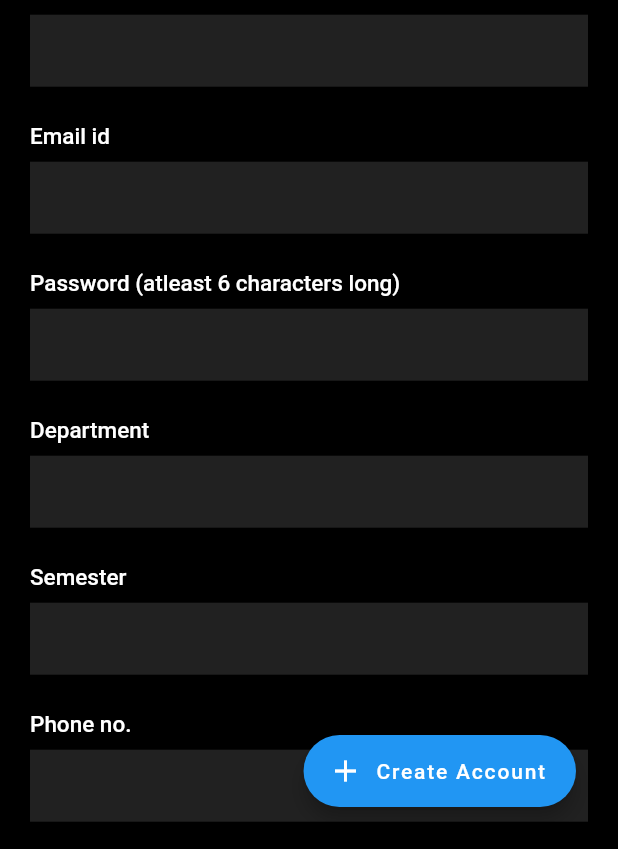
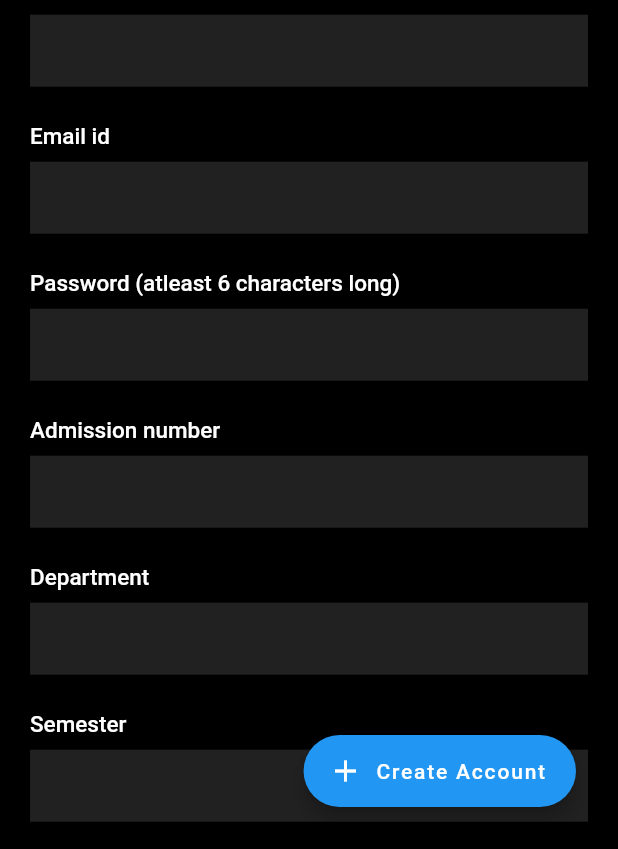
Before and after one commit to aKrRaC/bookopedia, a Flutter app: the SignUpPage screen opened directly, on a phone screen of 412 x 824 dp, the part 387-1236 px from its top. Run offline on Flutter 3.47's test engine with Material 2 defaults, Android fonts, the phone set to English and light mode, and no system bars; our stand-ins replace cloud_firestore, firebase_auth, flutter_spinkit; missing offline and left inert: flappy_search_bar; accounts and stored records are empty.

Commit message:
added admission no

```diff
--- a/lib/authentication/Signup.dart
+++ b/lib/authentication/Signup.dart
@@ -25,6 +25,7 @@ class _SignUpPageState extends State<SignUpPage> {
   String sem = '';
   String name = '';
   String number = '';
+  String admnum = '';
   String error = '';
   bool isLoading1 = false;
 
@@ -81,6 +82,9 @@ class _SignUpPageState extends State<SignUpPage> {
                 }
                 else if (title == 'Username'){
                   setState(() => name = val);
+                }
+                else if (title == 'Admission number'){
+                  setState(() => admnum = val);
                 }
                 else if (title == 'Department'){
                   setState(() => dept = val);
@@ -165,6 +169,7 @@ class _SignUpPageState extends State<SignUpPage> {
         _entryField("Username",),
         _entryField("Email id"),
         _entryField("Password (atleast 6 characters long)", isPassword: true),
+        _entryField("Admission number"),
         _entryField("Department"),
         _entryField("Semester"),
         _entryField("Phone no."),
@@ -226,7 +231,7 @@ class _SignUpPageState extends State<SignUpPage> {
           onPressed: () async {
             if (_formKey.currentState.validate()){
               setState(() => isLoading1 = true);
-              dynamic result = await _auth.regEmail(email, password, name, dept, number, sem);
+              dynamic result = await _auth.regEmail(email, password, name, admnum, dept, sem, number);
               if (result == null){
                 setState(() {
                   isLoading1 = false;
@@ -234,6 +239,7 @@ class _SignUpPageState extends State<SignUpPage> {
                 });
               }
               else{
+                Navigator.pop(context);
                 Navigator.pop(context);
               }
             }
--- a/lib/pages/Home.dart
+++ b/lib/pages/Home.dart
@@ -60,7 +60,9 @@ class _HomeState extends State<Home> {
                 child: CircleAvatar(
                   backgroundImage: AssetImage('assets/images/pic.jpg'),
                 ),
-                onTap: (){Profile();},
+                onTap: (){
+                  setState(() => selectedPage = 3);
+                },
               )
           ),
         ],
--- a/lib/pages/Profile.dart
+++ b/lib/pages/Profile.dart
@@ -26,7 +26,8 @@ class _ProfileState extends State<Profile> {
             await _auth.signOut();
           },
         ),
-      body: Column(
+      body: SingleChildScrollView(
+        child: Column(
           children: <Widget>[
           SizedBox(height: 30.0,),
         CircleAvatar(
@@ -55,6 +56,7 @@ class _ProfileState extends State<Profile> {
         ),
         SizedBox(height: 30.0,),
         ]
+        ),
       )
     );
   }
--- /dev/null
+++ b/lib/services/database.dart
@@ -0,0 +1,18 @@
+import 'package:cloud_firestore/cloud_firestore.dart';
+
+class DatabaseService {
+
+  final String uid;
+  DatabaseService({this.uid});
+
+  final CollectionReference userCollection = Firestore.instance.collection('user_data');
+  Future updateUserData(name,admnum, dept, sem, number) async {
+    return await userCollection.document(uid).setData({
+      'name': name,
+      'admission #': admnum,
+      'department': dept,
+      'semester': sem,
+      'phone #': number
+    });
+  }
+}
--- a/lib/services/fauth.dart
+++ b/lib/services/fauth.dart
@@ -1,4 +1,5 @@
 import 'package:bookopedia/models/user.dart';
+import 'package:bookopedia/services/database.dart';
 import 'package:firebase_auth/firebase_auth.dart';
 
 class AuthService {
@@ -28,10 +29,11 @@ class AuthService {
     }
   }*/
 
-  Future regEmail(String email, String password, String name, String dept, String number, String sem) async {
+  Future regEmail(String email, String password, String name, String admno, String dept, String sem, String number) async {
     try {
       AuthResult result = await _auth.createUserWithEmailAndPassword(email: email, password: password);
       FirebaseUser user = result.user;
+      await DatabaseService(uid: user.uid).updateUserData(name, admno, dept, sem, number);
       return _userFirebase(user);
     }catch(e){
       print(e.toString());
```
Also changed, not shown: lib/widgets/NavDrawer.dart (+26 -8 lines), assets/images/cover.jpg, 1 other file. Lines whose indentation alone changed are shown as unchanged.
